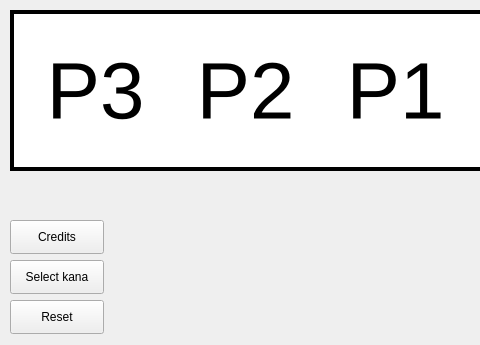
First picture: the form in src/main_gui.ui, repository lukascobbler/japanese_practice, before the edit; both pictures show x 0 to 480 and y 0 to 345 of the 1141 by 345 pixel window.
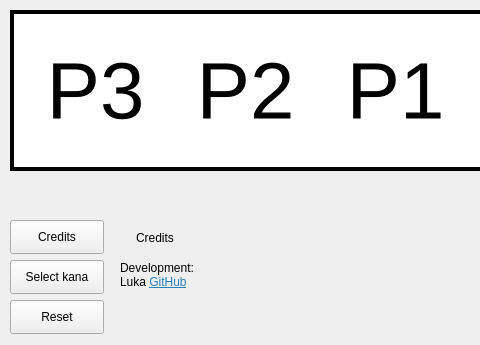
Second picture: the form after the edit. Icons and pictures are not drawn.

Diff of the .ui file:
```diff
--- a/src/main_gui.ui
+++ b/src/main_gui.ui
@@ -13,6 +13,18 @@
     <height>345</height>
    </rect>
   </property>
+  <property name="minimumSize">
+   <size>
+    <width>1141</width>
+    <height>345</height>
+   </size>
+  </property>
+  <property name="maximumSize">
+   <size>
+    <width>1141</width>
+    <height>345</height>
+   </size>
+  </property>
   <property name="windowTitle">
    <string>Japanese 練習</string>
   </property>
@@ -433,6 +445,57 @@
     <property name="text">
      <string>Credits</string>
     </property>
+    <property name="checkable">
+     <bool>true</bool>
+    </property>
+   </widget>
+   <widget class="QFrame" name="frame_credits">
+    <property name="geometry">
+     <rect>
+      <x>110</x>
+      <y>220</y>
+      <width>111</width>
+      <height>111</height>
+     </rect>
+    </property>
+    <widget class="QLabel" name="label_credits">
+     <property name="geometry">
+      <rect>
+       <x>26</x>
+       <y>9</y>
+       <width>61</width>
+       <height>18</height>
+      </rect>
+     </property>
+     <property name="text">
+      <string>Credits</string>
+     </property>
+     <property name="textInteractionFlags">
+      <set>Qt::LinksAccessibleByKeyboard|Qt::LinksAccessibleByMouse</set>
+     </property>
+    </widget>
+    <widget class="QLabel" name="label_development">
+     <property name="geometry">
+      <rect>
+       <x>10</x>
+       <y>40</y>
+       <width>101</width>
+       <height>31</height>
+      </rect>
+     </property>
+     <property name="text">
+      <string>&lt;html&gt;&lt;head/&gt;&lt;body&gt;&lt;p&gt;Development: Luka &lt;a href=&quot;https://github.com/lukascobbler&quot;&gt;&lt;span style=&quot; text-decoration: underline; color:#2980b9;&quot;&gt;GitHub&lt;/span&gt;&lt;/a&gt;&lt;/p&gt;&lt;/body&gt;&lt;/html&gt;</string>
+     </property>
+     <property name="wordWrap">
+      <bool>true</bool>
+     </property>
+     <property name="openExternalLinks">
+      <bool>true</bool>
+     </property>
+     <property name="textInteractionFlags">
+      <set>Qt::LinksAccessibleByKeyboard|Qt::LinksAccessibleByMouse</set>
+     </property>
+    </widget>
    </widget>
   </widget>
  </widget>
```
Left out of the diff: 2 changed lines with no effect on the pictures.
